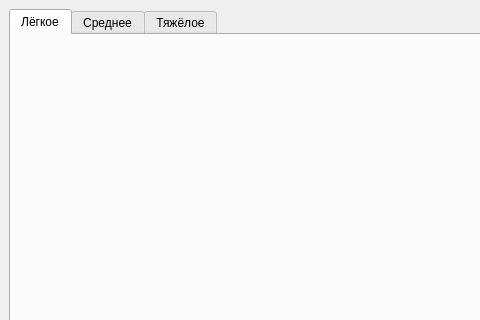
Old version of the form SportsScheduling/mainwindow.ui in the repository Mirali77/SportsScheduling; both pictures show x 0 to 480 and y 0 to 320 of the 800 by 600 pixel window.
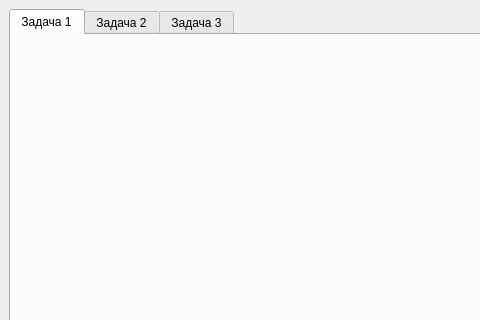
New version of the form. The open tabs and pages were chosen to show the change.

Diff of the .ui file:
```diff
--- a/SportsScheduling/mainwindow.ui
+++ b/SportsScheduling/mainwindow.ui
@@ -22,17 +22,17 @@
       </property>
       <widget class="QWidget" name="lightTab">
        <attribute name="title">
-        <string>Лёгкое</string>
+        <string>Задача 1</string>
        </attribute>
       </widget>
       <widget class="QWidget" name="mediumTab">
        <attribute name="title">
-        <string>Среднее</string>
+        <string>Задача 2</string>
        </attribute>
       </widget>
       <widget class="QWidget" name="heavyTab">
        <attribute name="title">
-        <string>Тяжёлое</string>
+        <string>Задача 3</string>
        </attribute>
       </widget>
      </widget>
```
Left out of the diff: 4 changed lines with no effect on the pictures.
